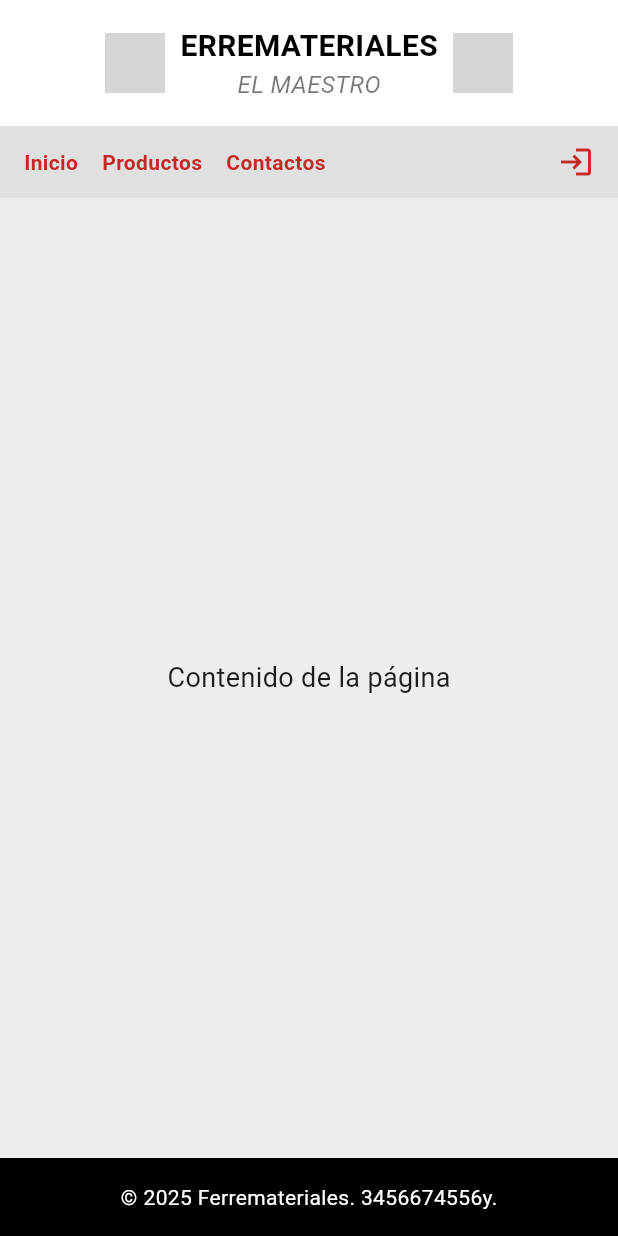
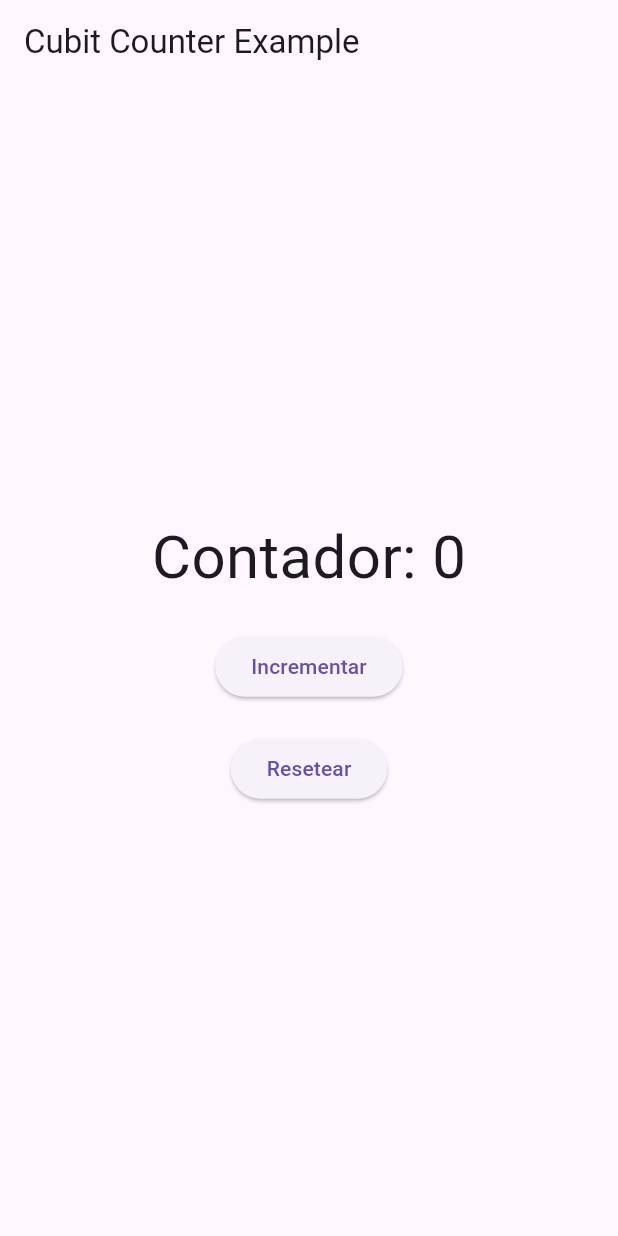
Before and after one commit to LauraVanesa06/PROYECTO-FORMATIVO, a Flutter app: the screen it shows after launch, on a phone screen of 412 x 824 dp. Run offline on Flutter 3.47's test engine with Material 3 defaults, Android fonts, the phone set to English and light mode, and no system bars; our stand-ins replace flutter_bloc; grey boxes are pictures that could not be loaded.

Commit message:
stream y cubit / pruebas

```diff
--- /dev/null
+++ b/ferremateriales/lib/counter_cubit.dart
@@ -0,0 +1,13 @@
+import 'package:flutter_bloc/flutter_bloc.dart';
+
+// El Cubit que maneja el contador
+class CounterCubit extends Cubit<int> {
+  CounterCubit() : super(0); // Estado inicial = 0
+
+  // Método para incrementar el contador
+  void increment() => emit(state + 1);
+
+  // Método para resetear el contador a 0
+  void descrementar() => emit(state - 1); // Cambié el nombre a descrementar para que sea más claro
+  void reset() => emit(0); // Resetear el contador a 0
+}
--- /dev/null
+++ b/ferremateriales/lib/index.dart
@@ -0,0 +1,63 @@
+import 'package:flutter/material.dart';
+import 'package:flutter_bloc/flutter_bloc.dart';  // Importar flutter_bloc
+import 'counter_cubit.dart';  // Importar el archivo donde definimos el Cubit
+
+void main() {
+  runApp(MyApp());
+}
+
+class MyApp extends StatelessWidget {
+  @override
+  Widget build(BuildContext context) {
+    return MaterialApp(
+      home: BlocProvider(
+        create: (_) => CounterCubit(),  // Crear y proveer el Cubit
+        child: HomeScreen(),
+      ),
+    );
+  }
+}
+
+class HomeScreen extends StatelessWidget {
+  @override
+  Widget build(BuildContext context) {
+    return Scaffold(
+      appBar: AppBar(
+        title: Text('Cubit Counter Example'),
+      ),
+      body: Center(
+        child: Column(
+          mainAxisAlignment: MainAxisAlignment.center,
+          children: [
+            // Mostrar el estado actual del contador
+            BlocBuilder<CounterCubit, int>(
+              builder: (context, state) {
+                return Text(
+                  'Contador: $state',  // Mostrar el valor del contador
+                  style: TextStyle(fontSize: 40),
+                );
+              },
+            ),
+            SizedBox(height: 20),
+            // Botón para incrementar el contador
+            ElevatedButton(
+              onPressed: () => context.read<CounterCubit>().increment(), // Incrementar contador
+              child: Text('Incrementar'),
+            ),
+            SizedBox(height: 20),
+            ElevatedButton(
+              onPressed: () => context.read<CounterCubit>().descrementar(), // Resetear contador
+              child: Text('Descrementar'),
+            ),
+            SizedBox(height: 20),
+            // Botón para resetear el contador
+            ElevatedButton(
+              onPressed: () => context.read<CounterCubit>().reset(), // Resetear contador
+              child: Text('Resetear'),
+            ),
+          ],
+        ),
+      ),
+    );
+  }
+}
--- a/ferremateriales/lib/main.dart
+++ b/ferremateriales/lib/main.dart
@@ -1,4 +1,4 @@
-import 'package:flutter/material.dart';
+ /*import 'package:flutter/material.dart';
 
 void main() {
   runApp(FerreteriaApp());
@@ -111,4 +111,62 @@ class HomePage extends StatelessWidget {
       ),
     );
   }
+} */
+import 'package:flutter/material.dart';
+import 'package:flutter_bloc/flutter_bloc.dart';  // Importar flutter_bloc
+import 'counter_cubit.dart';  // Importar el archivo donde definimos el Cubit
+
+void main() {
+  runApp(MyApp());
 }
+
+class MyApp extends StatelessWidget {
+  @override
+  Widget build(BuildContext context) {
+    return MaterialApp(
+      home: BlocProvider(
+        create: (_) => CounterCubit(),  // Crear y proveer el Cubit
+        child: HomeScreen(),
+      ),
+    );
+  }
+}
+
+class HomeScreen extends StatelessWidget {
+  @override
+  Widget build(BuildContext context) {
+    return Scaffold(
+      appBar: AppBar(
+        title: Text('Cubit Counter Example'),
+      ),
+      body: Center(
+        child: Column(
+          mainAxisAlignment: MainAxisAlignment.center,
+          children: [
+            // Mostrar el estado actual del contador
+            BlocBuilder<CounterCubit, int>(
+              builder: (context, state) {
+                return Text(
+                  'Contador: $state',  // Mostrar el valor del contador
+                  style: TextStyle(fontSize: 40),
+                );
+              },
+            ),
+            SizedBox(height: 20),
+            // Botón para incrementar el contador
+            ElevatedButton(
+              onPressed: () => context.read<CounterCubit>().increment(), // Incrementar contador
+              child: Text('Incrementar'),
+            ),
+            SizedBox(height: 20),
+            // Botón para resetear el contador
+            ElevatedButton(
+              onPressed: () => context.read<CounterCubit>().reset(), // Resetear contador
+              child: Text('Resetear'),
+            ),
+          ],
+        ),
+      ),
+    );
+  }
+}
--- a/ferremateriales/pubspec.yaml
+++ b/ferremateriales/pubspec.yaml
@@ -18,6 +18,8 @@ publish_to: 'none' # Remove this line if you wish to publish to pub.dev
 # of the product and file versions while build-number is used as the build suffix.
 version: 1.0.0+1
 
+
+
 environment:
   sdk: ^3.7.2
 
@@ -30,7 +32,7 @@ environment:
 dependencies:
   flutter:
     sdk: flutter
-
+  flutter_bloc: ^8.1.3
   # The following adds the Cupertino Icons font to your application.
   # Use with the CupertinoIcons class for iOS style icons.
   cupertino_icons: ^1.0.8
```
Also changed, not shown: ferremateriales/pubspec.lock.
